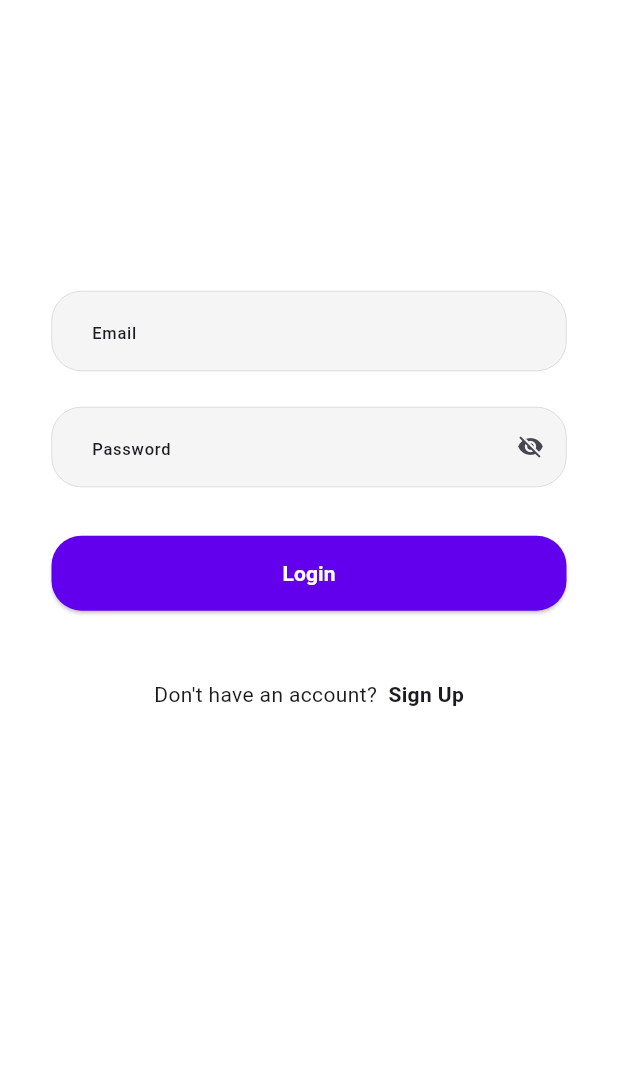
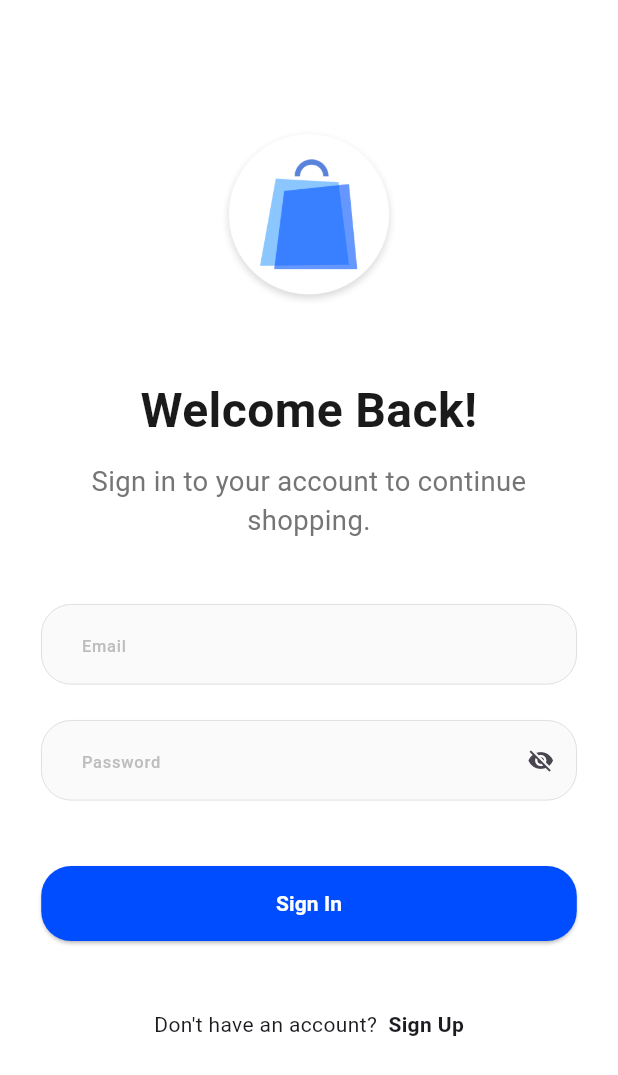
Before and after one commit to osamamohamedr1/e-commerce-task, a Flutter app: the screen it shows after launch, on a phone screen of 412 x 824 dp. Shown: the top 1075 px of the screen. Run offline on Flutter 3.47's test engine with Material 3 defaults, Android fonts, the phone set to English and light mode, and no system bars; our stand-ins replace bloc, dartz, dio, flutter_bloc, flutter_screenutil, flutter_secure_storage and 5 more; generated files the repository leaves out were written again.

Commit message:
enhance ui

```diff
--- a/lib/core/utils/assets.dart
+++ b/lib/core/utils/assets.dart
@@ -1,6 +1,10 @@
 // ignore_for_file: prefer_single_quotes
 class Assets {
   Assets._();
+
+  /// Assets for imagesLogo
+  /// assets/images/logo.png
+  static const String imagesLogo = "assets/images/logo.png";
 
   /// Assets for svgsBubbles
   /// assets/svgs/Bubbles.svg
--- a/lib/core/utils/colors_manager.dart
+++ b/lib/core/utils/colors_manager.dart
@@ -3,24 +3,20 @@ import 'dart:ui';
 class ColorsManger {
   static const Color darkCard = Color(0xFF2C2C2C);
   static const Color lightCard = Color(0xFFFFFFFF);
-  static const Color primary = Color(0xFF6200EE);
+  static const Color primary = Color(0xFF004CFF);
   static const Color secondary = Color(0xFF03DAC6);
 
-  // Text colors
   static const Color primaryText = Color(0xFF1A1A1A);
   static const Color secondaryText = Color(0xFF757575);
   static const Color hintText = Color(0xFFBDBDBD);
 
-  // State colors
   static const Color success = Color(0xFF4CAF50);
   static const Color error = Color(0xFFF44336);
   static const Color warning = Color(0xFFFF9800);
 
-  // Background colors
   static const Color background = Color(0xFFF5F5F5);
   static const Color surface = Color(0xFFFFFFFF);
 
-  // OTP specific colors
   static const Color otpFieldBorder = Color(0xFFE0E0E0);
   static const Color otpFieldFocused = Color(0xFF6200EE);
   static const Color otpFieldFilled = Color(0xFFF3E5F5);
--- a/lib/core/widgets/custom_text_form_field.dart
+++ b/lib/core/widgets/custom_text_form_field.dart
@@ -34,14 +34,18 @@ class CustomTextFormField extends StatelessWidget {
       },
       obscureText: obscureText ?? false,
       style: Theme.of(context).textTheme.labelLarge,
+
       decoration: InputDecoration(
         hintText: hintText,
         isDense: true,
+
         suffixIcon: suffixIcon,
         filled: true,
         contentPadding: EdgeInsets.symmetric(horizontal: 20.w, vertical: 14.h),
-        fillColor: ColorsManger.background,
-        hintStyle: Theme.of(context).textTheme.labelSmall,
+        fillColor: Colors.grey.shade50,
+        hintStyle: Theme.of(
+          context,
+        ).textTheme.labelSmall?.copyWith(color: ColorsManger.hintText),
 
         enabledBorder: OutlineInputBorder(
           borderRadius: BorderRadius.circular(20),
--- a/lib/features/authentication/presentation/views/login_view.dart
+++ b/lib/features/authentication/presentation/views/login_view.dart
@@ -1,4 +1,6 @@
 import 'package:e_commerce_task/core/constants/spacing.dart';
+import 'package:e_commerce_task/core/utils/assets.dart';
+import 'package:e_commerce_task/core/utils/text_styles.dart';
 import 'package:e_commerce_task/core/widgets/custom_button.dart';
 
 import 'package:e_commerce_task/features/authentication/presentation/bloc/login_cubit/auth_cubit.dart';
@@ -39,27 +41,51 @@ class _LoginViewState extends State<LoginView> {
   @override
   Widget build(BuildContext context) {
     return Scaffold(
-      body: Padding(
-        padding: EdgeInsets.symmetric(horizontal: 30.w),
+      body: SafeArea(
+        child: Padding(
+          padding: EdgeInsets.symmetric(horizontal: 24.w),
           child: SingleChildScrollView(
             child: Column(
-            crossAxisAlignment: CrossAxisAlignment.center,
               children: [
-              verticalSpace(136.h),
+                verticalSpace(60.h),
+                Image.asset(
+                  Assets.imagesLogo,
+                  height: 100.h,
+                  fit: BoxFit.contain,
+                ),
+                verticalSpace(32.h),
+                Text(
+                  'Welcome Back!',
+                  style: TextStyles.font24PrimaryBold.copyWith(
+                    fontSize: 28.sp,
+                    fontWeight: FontWeight.w700,
+                  ),
+                  textAlign: TextAlign.center,
+                ),
+                verticalSpace(8.h),
+                Text(
+                  'Sign in to your account to continue shopping.',
+                  style: TextStyles.font14Secondary.copyWith(fontSize: 16.sp),
+                  textAlign: TextAlign.center,
+                ),
+                verticalSpace(30.h),
+
                 LoginForm(
                   formKey: formKey,
                   userNameController: userNameController,
                   passwordController: passwordController,
                 ),
-              verticalSpace(16.h),
+                verticalSpace(24.h),
                 CustomButton(
-                text: 'Login',
+                  text: 'Sign In',
                   onPressed: () => _handleLogin(context),
                 ),
                 verticalSpace(32.h),
                 const DontHaveAccount(),
+                verticalSpace(20.h),
                 const LoginBlocListener(),
               ],
+            ),
           ),
         ),
       ),
--- a/lib/features/authentication/presentation/views/register_view.dart
+++ b/lib/features/authentication/presentation/views/register_view.dart
@@ -1,4 +1,5 @@
 import 'package:e_commerce_task/core/constants/spacing.dart';
+import 'package:e_commerce_task/core/utils/text_styles.dart';
 import 'package:e_commerce_task/core/widgets/custom_button.dart';
 import 'package:e_commerce_task/features/authentication/data/models/register_body_model.dart';
 import 'package:e_commerce_task/features/authentication/presentation/bloc/login_cubit/auth_cubit.dart';
@@ -54,7 +55,19 @@ class _RegisterViewState extends State<RegisterView> {
           child: Column(
             crossAxisAlignment: CrossAxisAlignment.center,
             children: [
-              verticalSpace(60.h),
+              verticalSpace(70.h),
+              Text(
+                'Create Account',
+                style: TextStyles.font24PrimaryBold,
+                textAlign: TextAlign.center,
+              ),
+              verticalSpace(12.h),
+              Text(
+                'Join us today! Create your account to start\nshopping and enjoy exclusive offers',
+                style: TextStyles.font14Secondary,
+                textAlign: TextAlign.center,
+              ),
+              verticalSpace(32.h),
               RegisterForm(
                 formKey: formKey,
 
--- a/lib/features/authentication/presentation/views/widgets/dont_have_account.dart
+++ b/lib/features/authentication/presentation/views/widgets/dont_have_account.dart
@@ -22,7 +22,7 @@ class DontHaveAccount extends StatelessWidget {
             ).textTheme.bodyMedium?.copyWith(fontWeight: FontWeight.bold),
             recognizer: TapGestureRecognizer()
               ..onTap = () {
-                context.pushReplacementNamed(Routes.register);
+                context.pushNamed(Routes.register);
               },
           ),
         ],
--- a/pubspec.yaml
+++ b/pubspec.yaml
@@ -65,6 +65,7 @@ flutter:
   # To add assets to your application, add an assets section, like this:
   assets:
     - assets/svgs/
+    - assets/images/
   #   - images/a_dot_ham.jpeg
   # An image asset can refer to one or more resolution-specific "variants", see
   # https://flutter.dev/to/resolution-aware-images
```
Also changed, not shown: assets/images/logo.png (added), lib/features/authentication/presentation/views/widgets/auth_header.dart (deleted). Lines whose indentation alone changed are shown as unchanged.
